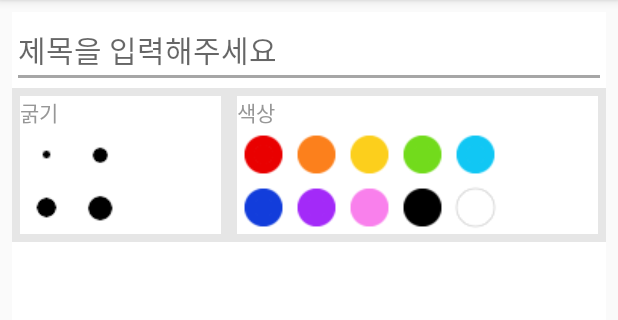
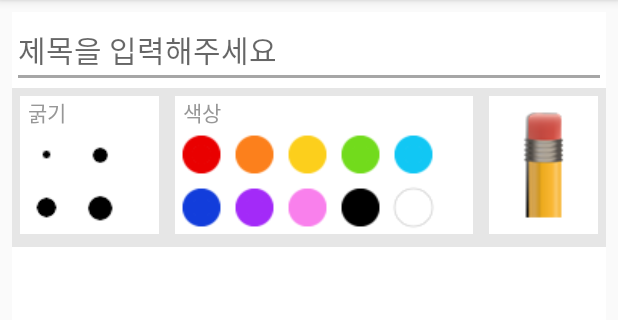
Before and after one commit to guswnl0610/Mengmo, an Android app: the AddPaintActivity screen opened directly, with no data from a screen before it, on a phone screen of 412 x 824 dp, the part 84-404 px from its top. Run offline under Robolectric (Android 15) with nearby library versions, the phone set to English and light mode, and no system bars.

Commit message:
addtxt,addpaint

```diff
--- a/app/src/main/AndroidManifest.xml
+++ b/app/src/main/AndroidManifest.xml
@@ -1,6 +1,9 @@
 <?xml version="1.0" encoding="utf-8"?>
 <manifest xmlns:android="http://schemas.android.com/apk/res/android"
     package="com.example.guswn_000.mengmo">
+
+    <uses-permission android:name="android.permission.WRITE_EXTERNAL_STORAGE"/>
+    <uses-permission android:name="android.permission.READ_EXTERNAL_STORAGE"/>
 
     <application
         android:allowBackup="true"
--- a/app/src/main/res/layout/activity_add_paint.xml
+++ b/app/src/main/res/layout/activity_add_paint.xml
@@ -21,55 +21,61 @@
         android:layout_width="match_parent"
         android:layout_height="wrap_content"
         android:orientation="horizontal"
-
+        android:paddingBottom="3dp"
         android:background="#e6e6e6">
 
         <GridLayout
             android:layout_width="wrap_content"
             android:layout_height="wrap_content"
             android:layout_margin="5dp"
-            android:background="#ffffff"
-            android:layout_weight="1">
+            android:layout_weight="1"
+            android:layout_gravity="center"
+            android:background="#ffffff">
 
             <TextView
                 android:id="@+id/textView"
                 android:layout_width="wrap_content"
                 android:layout_height="wrap_content"
                 android:layout_row="0"
+                android:paddingLeft="5dp"
                 android:text="굵기"
                 android:textColor="#979797" />
 
             <ImageButton
-                android:id="@+id/imageButton"
+                android:id="@+id/width5"
                 android:layout_width="wrap_content"
                 android:layout_height="wrap_content"
                 android:layout_column="0"
                 android:layout_row="1"
+                android:background="@android:color/transparent"
 
-                android:background="@android:color/transparent"
+                android:onClick="onClick"
                 app:srcCompat="@drawable/penw1" />
 
             <ImageButton
-                android:id="@+id/imageButton2"
+                android:id="@+id/width10"
                 android:layout_width="wrap_content"
                 android:layout_height="wrap_content"
                 android:background="@android:color/transparent"
+                android:onClick="onClick"
                 app:srcCompat="@drawable/penw2" />
 
             <ImageButton
-                android:id="@+id/imageButton3"
+                android:id="@+id/width20"
                 android:layout_width="wrap_content"
                 android:layout_height="wrap_content"
                 android:layout_column="0"
                 android:layout_row="2"
                 android:background="@android:color/transparent"
+                android:onClick="onClick"
                 app:srcCompat="@drawable/penw3" />
 
             <ImageButton
-                android:id="@+id/imageButton4"
+                android:id="@+id/width30"
                 android:layout_width="wrap_content"
                 android:layout_height="wrap_content"
                 android:background="@android:color/transparent"
+                android:onClick="onClick"
                 app:srcCompat="@drawable/penw4" />
 
         </GridLayout>
@@ -79,96 +85,128 @@
             android:layout_height="wrap_content"
             android:layout_margin="5dp"
             android:layout_weight="1"
+            android:layout_gravity="center"
             android:background="#ffffff">
 
             <TextView
                 android:id="@+id/textView2"
                 android:layout_width="wrap_content"
                 android:layout_height="wrap_content"
+                android:paddingLeft="5dp"
                 android:text="색상"
-                android:textColor="#979797"/>
+                android:textColor="#979797" />
 
             <ImageButton
-                android:id="@+id/imageButton5"
+                android:id="@+id/red"
                 android:layout_width="wrap_content"
                 android:layout_height="wrap_content"
-                app:srcCompat="@drawable/penred"
+                android:layout_column="0"
                 android:layout_row="1"
                 android:background="@android:color/transparent"
-                android:layout_column="0"
-                />
+                android:onClick="onClick"
+                app:srcCompat="@drawable/penred" />
 
             <ImageButton
-                android:id="@+id/imageButton6"
+                android:id="@+id/orange"
                 android:layout_width="wrap_content"
                 android:layout_height="wrap_content"
                 android:background="@android:color/transparent"
+                android:onClick="onClick"
                 app:srcCompat="@drawable/penorange" />
 
             <ImageButton
-                android:id="@+id/imageButton7"
+                android:id="@+id/yellow"
                 android:layout_width="wrap_content"
                 android:layout_height="wrap_content"
                 android:background="@android:color/transparent"
+                android:onClick="onClick"
                 app:srcCompat="@drawable/penyellow" />
 
             <ImageButton
-                android:id="@+id/imageButton8"
+                android:id="@+id/green"
                 android:layout_width="wrap_content"
                 android:layout_height="wrap_content"
                 android:background="@android:color/transparent"
+                android:onClick="onClick"
                 app:srcCompat="@drawable/pengreen" />
 
             <ImageButton
-                android:id="@+id/imageButton9"
+                android:id="@+id/blue"
                 android:layout_width="wrap_content"
                 android:layout_height="wrap_content"
                 android:background="@android:color/transparent"
+                android:onClick="onClick"
                 app:srcCompat="@drawable/penblue" />
 
             <ImageButton
-                android:id="@+id/imageButton10"
+                android:id="@+id/navy"
                 android:layout_width="wrap_content"
                 android:layout_height="wrap_content"
-                app:srcCompat="@drawable/pennavy"
+                android:layout_column="0"
                 android:layout_row="2"
-                android:layout_column="0"
                 android:background="@android:color/transparent"
-                />
+                android:onClick="onClick"
+                app:srcCompat="@drawable/pennavy" />
 
             <ImageButton
-                android:id="@+id/imageButton11"
+                android:id="@+id/purple"
                 android:layout_width="wrap_content"
                 android:layout_height="wrap_content"
                 android:background="@android:color/transparent"
+                android:onClick="onClick"
                 app:srcCompat="@drawable/penpurple" />
 
             <ImageButton
-                android:id="@+id/imageButton12"
+                android:id="@+id/pink"
                 android:layout_width="wrap_content"
                 android:layout_height="wrap_content"
                 android:background="@android:color/transparent"
+                android:onClick="onClick"
                 app:srcCompat="@drawable/penpink" />
 
             <ImageButton
-                android:id="@+id/imageButton13"
+                android:id="@+id/black"
                 android:layout_width="wrap_content"
                 android:layout_height="wrap_content"
                 android:background="@android:color/transparent"
+                android:onClick="onClick"
                 app:srcCompat="@drawable/penblack" />
 
             <ImageButton
-                android:id="@+id/imageButton14"
+                android:id="@+id/white"
                 android:layout_width="wrap_content"
                 android:layout_height="wrap_content"
                 android:background="@android:color/transparent"
+                android:onClick="onClick"
                 app:srcCompat="@drawable/penwhite" />
-
-
-
-
 
         </GridLayout>
 
+        <LinearLayout
+            android:layout_width="wrap_content"
+            android:layout_height="match_parent"
+            android:gravity="center"
+            android:background="#ffffff"
+            android:layout_margin="5dp"
+            android:layout_weight="1"
+            android:orientation="vertical">
+
+            <ImageButton
+                android:onClick="onClick"
+                android:id="@+id/eraser"
+                android:layout_width="wrap_content"
+                android:layout_height="wrap_content"
+                android:background="@android:color/transparent"
+                app:srcCompat="@drawable/eraser" />
+        </LinearLayout>
+
     </LinearLayout>
+
+    <com.example.guswn_000.mengmo.Mypainter
+        android:id="@+id/painter"
+        android:layout_width="match_parent"
+        android:layout_height="match_parent"
+        android:layout_weight="1"
+        />
+
 </LinearLayout>
```
Also changed, not shown: app/src/main/java/com/example/guswn_000/mengmo/AddPaintActivity.java (+103 -3 lines), app/src/main/java/com/example/guswn_000/mengmo/AddTextActivity.java (+38 -28 lines), app/src/main/java/com/example/guswn_000/mengmo/MainActivity.java (+25 -2 lines), app/src/main/java/com/example/guswn_000/mengmo/Mypainter.java (added, +160 -0 lines), app/src/main/res/drawable/eraser.png (added).
